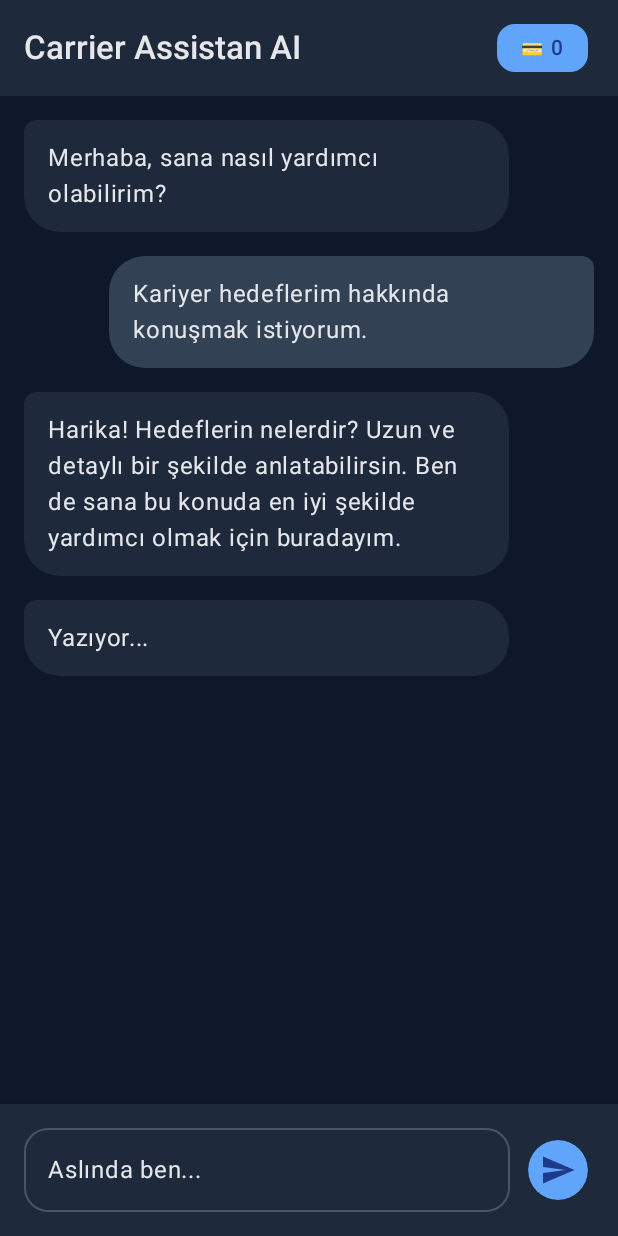
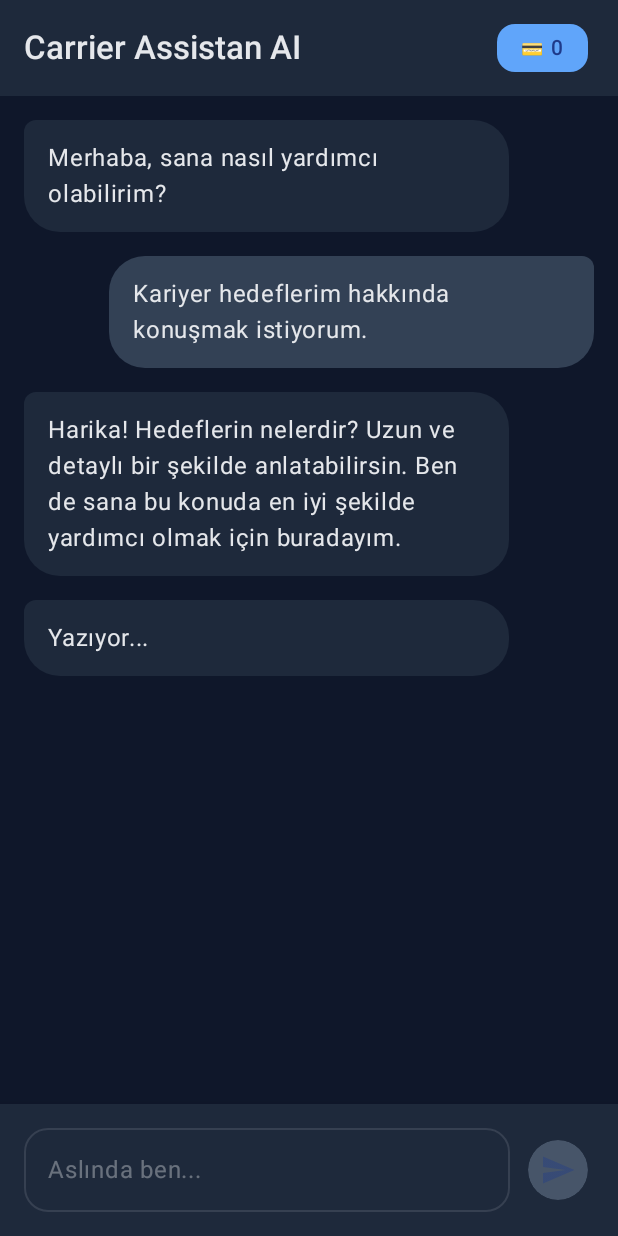
Before and after one commit to yusufyilmaz00/META-YTU-StartupHouse-Llama-Hackathon, an Android app built with Jetpack Compose: the @Preview function ChatbotViewPreview, on a phone screen of 412 x 824 dp. Run offline under Robolectric (Android 15) with nearby library versions, the phone set to English and light mode, and no system bars.

Commit message:
update: ai yazarken chat kilitleme özelliği eklenmdi

```diff
--- a/mobile/app/src/main/java/com/balikllama/xpguiderdemo/ui/screen/chatbot/ChatbotView.kt
+++ b/mobile/app/src/main/java/com/balikllama/xpguiderdemo/ui/screen/chatbot/ChatbotView.kt
@@ -95,7 +95,8 @@ fun ChatbotView(
                 ChatInput(
                     value = uiState.currentInput,
                     onValueChange = onInputChanged,
-                    onSendClick = onSendMessage
+                    onSendClick = onSendMessage,
+                    isEnabled = !uiState.isAiTyping
                 )
             }
         }
@@ -142,13 +143,14 @@ private fun MessageBubble(message: Message) {
 private fun ChatInput(
     value: String,
     onValueChange: (String) -> Unit,
-    onSendClick: () -> Unit
+    onSendClick: () -> Unit,
+    isEnabled: Boolean
 ) {
-    Surface(shadowElevation = Spacing.S) { // Input alanına hafif bir gölge ekler
+    Surface(shadowElevation = Spacing.S) {
         Row(
             modifier = Modifier
                 .fillMaxWidth()
-                .padding(Spacing.M), // Spacing token'ı
+                .padding(Spacing.M),
             verticalAlignment = Alignment.CenterVertically
         ) {
             OutlinedTextField(
@@ -156,17 +158,20 @@ private fun ChatInput(
                 onValueChange = onValueChange,
                 modifier = Modifier.weight(1f),
                 placeholder = { Text("Bir mesaj yaz...") },
-                shape = RoundedCornerShape(Radius.L), // Radius token'ı
+                shape = RoundedCornerShape(Radius.L),
                 keyboardOptions = KeyboardOptions(imeAction = ImeAction.Send),
                 colors = OutlinedTextFieldDefaults.colors(
                     focusedBorderColor = MaterialTheme.colorScheme.primary,
                     unfocusedBorderColor = MaterialTheme.colorScheme.outline
-                )
+                ),
+                // --- 1. DEĞİŞİKLİK: TextField'ı pasif yap ---
+                enabled = isEnabled// `isAiTyping` true ise `enabled` false olacak.
             )
-            Spacer(modifier = Modifier.width(Spacing.S)) // Spacing token'ı
+            Spacer(modifier = Modifier.width(Spacing.S))
             IconButton(
                 onClick = onSendClick,
-                enabled = value.isNotBlank(),
+                // --- 2. DEĞİŞİKLİK: Butonu pasif yap ---
+                enabled = value.isNotBlank() && isEnabled, // `isAiTyping` true ise veya input boşsa buton pasif.
                 colors = IconButtonDefaults.iconButtonColors(
                     contentColor = MaterialTheme.colorScheme.onPrimary,
                     containerColor = MaterialTheme.colorScheme.primary,
@@ -178,6 +183,7 @@ private fun ChatInput(
         }
     }
 }
+
 
 
 @Preview(showBackground = true, name = "Chatbot Preview")
```
